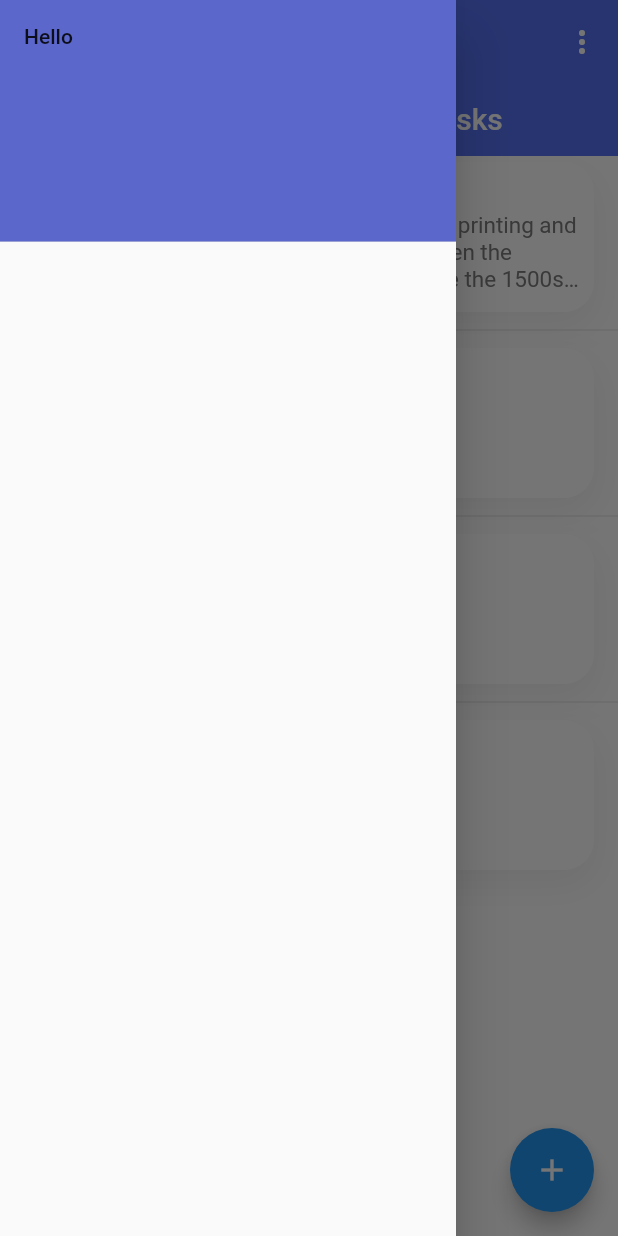
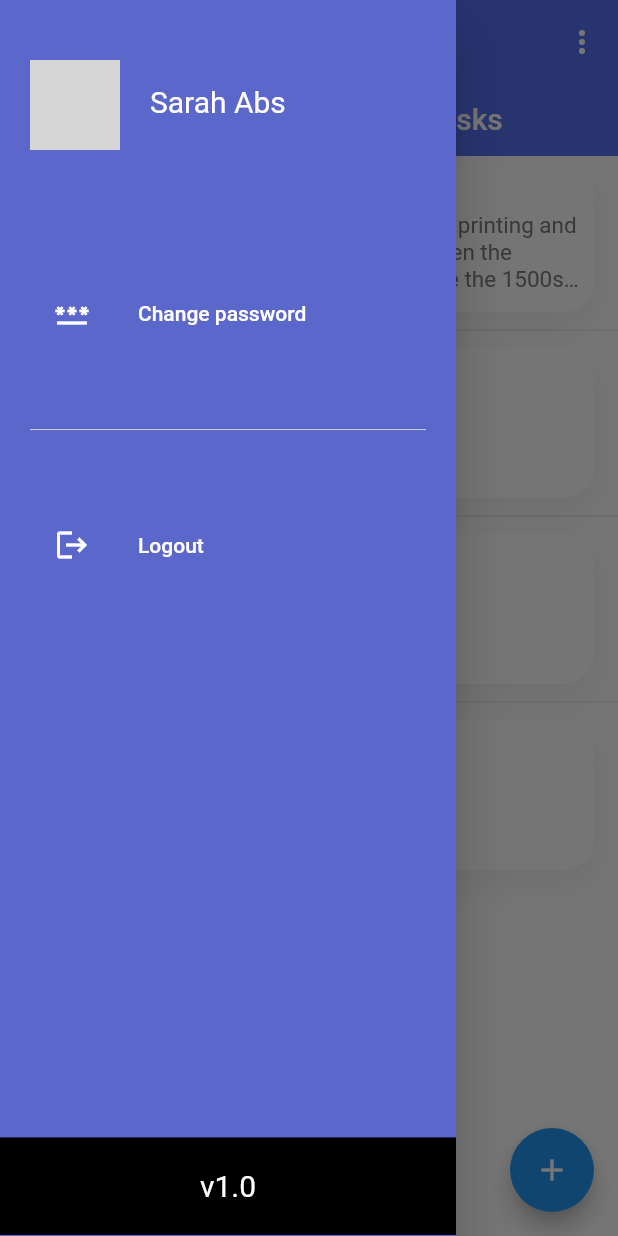
Before and after one commit to Khoithace140273/ScheduleManagement, a Flutter app: the HomePage screen opened directly, with the side drawer open, on a phone screen of 412 x 824 dp. Run offline on Flutter 3.47's test engine with Material 2 defaults, Android fonts, the phone set to English and light mode, and no system bars; drawn by our look-alikes of flutter_slidable; our stand-ins replace flutter_datetime_picker, flutter_svg, motion_toast, shared_preferences, sqflite; accounts and stored records are empty; Roboto replaces fonts that are missing (Avenir); grey boxes are pictures that could not be loaded.

Commit message:
nav menu

```diff
--- a/schedule_management/lib/model/user.dart
+++ b/schedule_management/lib/model/user.dart
@@ -0,0 +1,14 @@
+import 'dart:core';
+
+class User {
+  final String username;
+  const User({
+    required this.username
+
+  });
+  Map<String, Object?> toMap() {
+    return {
+      'username': username,
+    };
+  }
+}
--- a/schedule_management/lib/page/Drawer/navMenu.dart
+++ /dev/null
@@ -1,22 +0,0 @@
-import 'package:flutter/material.dart';
-
-class NavMenu extends StatelessWidget {
-  const NavMenu({Key? key}) : super(key: key);
-
-  @override
-  Widget build(BuildContext context) {
-    return Drawer(
-      child: ListView(
-        padding: EdgeInsets.zero,
-        children: <Widget>[
-          DrawerHeader(
-            decoration: BoxDecoration(color: Color.fromARGB(0xFF, 0x5B, 0x67, 0xCA)),
-            child: Text(
-              'Hello',
-            ),
-          ),
-        ],
-      ),
-    );
-  }
-}
--- a/schedule_management/lib/page/HomePage/homePage.dart
+++ b/schedule_management/lib/page/HomePage/homePage.dart
@@ -1,5 +1,5 @@
 import 'package:flutter/material.dart';
-import 'package:untitled/page/Drawer/navMenu.dart';
+import 'package:untitled/page/NavMenu/components/bodyNavMenu.dart';
 import 'package:untitled/page/HomePage/taskView.dart';
 
 import 'noteView.dart';
@@ -48,7 +48,7 @@ class HomePage extends StatelessWidget {
             ),
           ],
         ),
-        drawer: NavMenu(),
+        drawer: NavMenuBody(),
         body: TabBarView(
             children: <Widget>[
               Center(child: NoteView()),
--- /dev/null
+++ b/schedule_management/lib/page/NavMenu/components/bodyNavMenu.dart
@@ -0,0 +1,142 @@
+import 'dart:math';
+import 'package:flutter/material.dart';
+import 'package:untitled/main.dart';
+import 'package:untitled/page/NavMenu/Page/ChangePassword/changePassword.dart';
+
+class NavMenuBody extends StatelessWidget {
+  final padding = EdgeInsets.symmetric(horizontal: 20);
+
+  @override
+  Widget build(BuildContext context) {
+    Size size = MediaQuery.of(context).size;
+    final name = 'Sarah Abs';
+    return Drawer(
+      child: Material(
+        color: Color.fromARGB(0xFF, 0x5B, 0x67, 0xCA),
+        child: ListView(
+          padding: EdgeInsets.zero,
+          children: <Widget>[
+            buildHeader(
+              urlImage: randomImg(),
+              name: name,
+            ),
+            Container(
+              padding: padding,
+              child: Column(
+                children: [
+                  SizedBox(height: size.height * 0.05),
+                  buildMenuItem(
+                    text: 'Change password',
+                    icon: Icons.password,
+                    onClicked: () => selectedItem(context, 0),
+                  ),
+                  SizedBox(height: size.height * 0.05),
+                  Divider(color: Colors.white70),
+                  SizedBox(height: size.height * 0.05),
+                  buildMenuItem(
+                    text: 'Logout',
+                    icon: Icons.logout,
+                    onClicked: () => selectedItem(context, 1),
+                  ),
+                ],
+              ),
+            ),
+            SizedBox(height: size.height * 0.445),
+            Expanded(
+              child: Align(
+                alignment: Alignment.bottomCenter,
+                child: Container(
+                  height: 65,
+                  width: MediaQuery.of(context).size.width,
+                  color: Colors.black,
+                  child: Center(
+                    child: Text(
+                      'v1.0',
+                      style: TextStyle(
+                        fontFamily: 'Avenir',
+                        fontSize: 20,
+                        color: const Color(0xffffffff),
+                      ),
+                      textAlign: TextAlign.center,
+                    ),
+                  ),
+                ),
+              ),
+            )
+          ],
+        ),
+      ),
+    );
+  }
+
+  Widget buildHeader({
+    required String urlImage,
+    required String name,
+  }) =>
+      InkWell(
+        child: Container(
+          padding: padding.add(EdgeInsets.symmetric(vertical: 40)),
+          child: Row(
+            children: [
+              CircleAvatar(radius: 30, backgroundImage: AssetImage(urlImage)),
+              SizedBox(width: 20),
+              Column(
+                crossAxisAlignment: CrossAxisAlignment.start,
+                children: [
+                  Text(
+                    name,
+                    style: TextStyle(fontSize: 20, color: Colors.white),
+                  ),
+                  const SizedBox(height: 4),
+                ],
+              ),
+            ],
+          ),
+        ),
+      );
+
+  Widget buildMenuItem({
+    required String text,
+    required IconData icon,
+    VoidCallback? onClicked,
+  }) {
+    final color = Colors.white;
+    final hoverColor = Colors.white70;
+
+    return ListTile(
+      leading: Icon(icon, color: color),
+      title: Text(text, style: TextStyle(color: color)),
+      hoverColor: hoverColor,
+      onTap: onClicked,
+    );
+  }
+
+  void selectedItem(BuildContext context, int index) {
+    Navigator.of(context).pop();
+
+    switch (index) {
+      case 0:
+        Navigator.of(context).push(MaterialPageRoute(builder: (context) => ChangePasswordScreen()));
+        break;
+      case 1:
+        Navigator.of(context).push(MaterialPageRoute(builder: (context) => MyApp()));
+        break;
+    }
+  }
+
+  String randomImg() {
+    var listImagesnotFound = [
+      "assets/avatarImg/avatar1.png",
+      "assets/avatarImg/avatar2.png",
+      "assets/avatarImg/avatar3.png",
+      "assets/avatarImg/avatar4.png",
+      "assets/avatarImg/avatar5.png",
+      "assets/avatarImg/avatar6.png"
+    ];
+    var _random = Random();
+    String imageToShow =
+        listImagesnotFound[_random.nextInt(listImagesnotFound.length)];
+    debugPrint('imageToShow: ' + imageToShow);
+    return imageToShow;
+  }
+}
--- a/schedule_management/lib/page/Register/components/bodyRegister.dart
+++ b/schedule_management/lib/page/Register/components/bodyRegister.dart
@@ -276,7 +276,7 @@ class _RegisterFormState extends State<bodyRegister> {
       };
       var jsonResponse = null;
       var response = await http
-          .post(Uri.parse("http://113.165.93.138:8080/api/user"), body: data);
+          .post(Uri.parse("http://14.237.119.17:8080/api/user"), body: data);
 
       if (response.statusCode == 200) {
         jsonResponse = json.decode(response.body);
@@ -293,9 +293,6 @@ class _RegisterFormState extends State<bodyRegister> {
             Navigator.push(
                 context, MaterialPageRoute(builder: (_) => HomePage()));
           });
-/*
-          Navigator.of(context).pushAndRemoveUntil(MaterialPageRoute(builder: (BuildContext context) => HomePage()), (Route<dynamic> route) => false);
-*/
         } else {
           _displayErrorToast(context);
         }
--- a/schedule_management/pubspec.yaml
+++ b/schedule_management/pubspec.yaml
@@ -43,6 +43,7 @@ dev_dependencies:
     sdk: flutter
   flutter_app_name: any
   flutter_launcher_icons: "^0.9.0"
+  sqflite: any
 
 flutter_icons:
   android: "launcher_icon"
@@ -58,7 +59,7 @@ flutter:
   assets:
     - assets/images/
     - assets/icons/
-
+    - assets/avatarImg/
   # The following line ensures that the Material Icons font is
   # included with your application, so that you can use the icons in
   # the material Icons class.
```
Also changed, not shown: schedule_management/lib/db/user_database.dart (+76 -0 lines), schedule_management/lib/main.dart (+22 -1 lines), schedule_management/lib/page/Login/components/bodyLogin.dart (+7 -8 lines), schedule_management/lib/page/NavMenu/Page/ChangePassword/changePassword.dart (added, +12 -0 lines), schedule_management/lib/page/NavMenu/Page/ChangePassword/components/bodyChangePassword.dart (added, +312 -0 lines), schedule_management/lib/page/NavMenu/navMenu.dart (added, +12 -0 lines), schedule_management/assets/avatarimg/avatar1.png (added), schedule_management/assets/avatarimg/avatar2.png (added), schedule_management/assets/avatarimg/avatar3.png (added), schedule_management/assets/avatarimg/avatar4.png (added), schedule_management/assets/avatarimg/avatar5.png (added), schedule_management/assets/avatarimg/avatar6.png (added), schedule_management/pubspec.lock, 2 other files.
